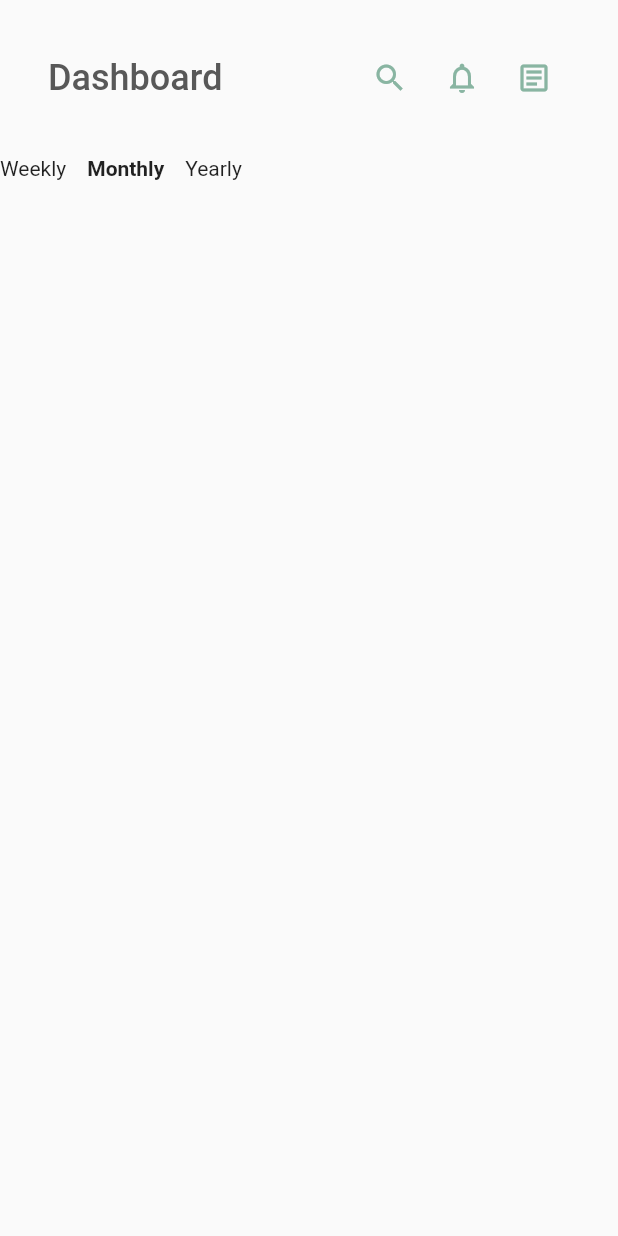
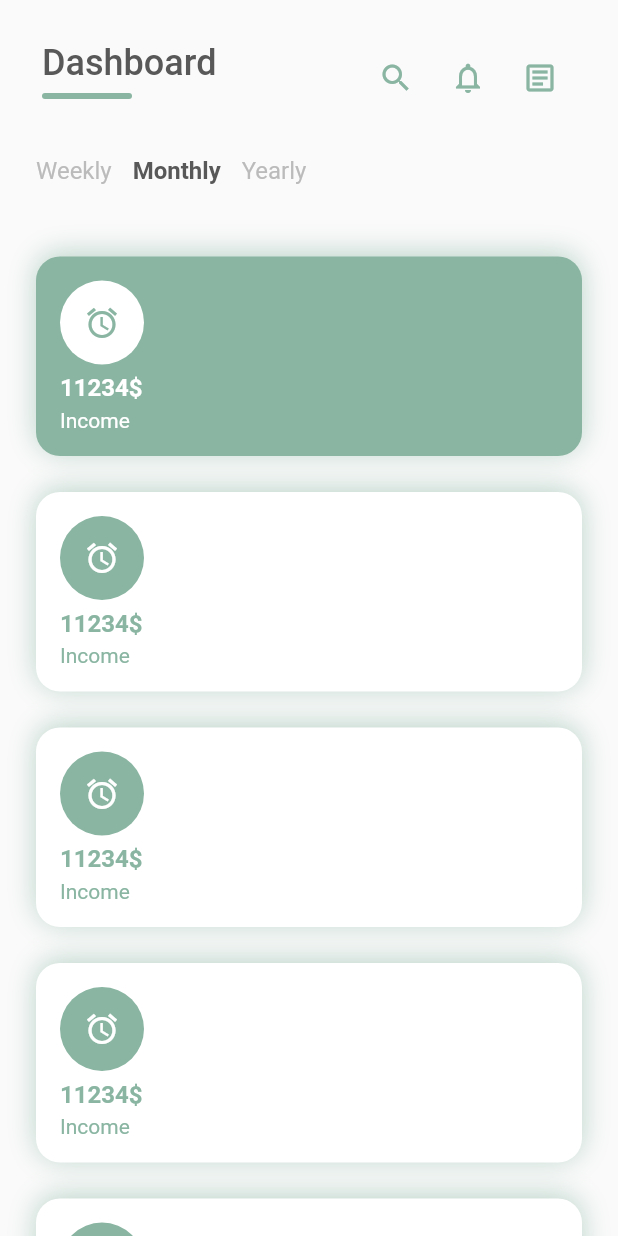
Before and after one commit to camphan12993/store_reponsive_dashboard, a Flutter app: the screen it shows after launch, on a phone screen of 412 x 824 dp. Run offline on Flutter 3.47's test engine with Material 2 defaults, Android fonts, the phone set to English and light mode, and no system bars.

Commit message:
add status card

```diff
--- a/lib/components/dashboard.dart
+++ b/lib/components/dashboard.dart
@@ -1,4 +1,5 @@
 import 'package:flutter/material.dart';
+import 'package:test_web/components/status_card.dart';
 
 class Dashboard extends StatelessWidget {
   const Dashboard({Key? key}) : super(key: key);
@@ -7,14 +8,78 @@ class Dashboard extends StatelessWidget {
   Widget build(BuildContext context) {
     return Column(
       children: [
-
-        Row(children: [
-          Text('Weekly'),
-          SizedBox(width: 14),
-          Text('Monthly', style: TextStyle(fontWeight: FontWeight.bold)),
-          SizedBox(width: 14),
-          Text('Yearly'),
-        ],)
+        Padding(
+          padding: const EdgeInsets.symmetric(horizontal: 24),
+          child: Row(
+            children: [
+              Text(
+                'Weekly',
+                style: TextStyle(
+                    fontSize: 16,
+                    fontWeight: FontWeight.w400,
+                    color: Color(0xffBBBBBB)),
+              ),
+              SizedBox(width: 14),
+              Text('Monthly',
+                  style: TextStyle(
+                      fontSize: 16,
+                      fontWeight: FontWeight.bold,
+                      color: Color(0xff585858))),
+              SizedBox(
+                width: 14,
+              ),
+              Text('Yearly',
+                  style: TextStyle(
+                      fontSize: 16,
+                      fontWeight: FontWeight.w400,
+                      color: Color(0xffBBBBBB))),
+            ],
+          ),
+        ),
+        SizedBox(
+          height: 24,
+        ),
+        Padding(
+          padding: const EdgeInsets.all(24.0),
+          child: Column(
+            crossAxisAlignment: CrossAxisAlignment.stretch,
+            children: [
+              StatusCard(
+                  name: 'Income',
+                  value: 11234,
+                  icon: Icons.access_alarms_outlined,
+                  isSelected: true),
+              SizedBox(
+                height: 24,
+              ),
+              StatusCard(
+                  name: 'Income',
+                  value: 11234,
+                  icon: Icons.access_alarms_outlined),
+              SizedBox(
+                height: 24,
+              ),
+              StatusCard(
+                  name: 'Income',
+                  value: 11234,
+                  icon: Icons.access_alarms_outlined),
+              SizedBox(
+                height: 24,
+              ),
+              StatusCard(
+                  name: 'Income',
+                  value: 11234,
+                  icon: Icons.access_alarms_outlined),
+              SizedBox(
+                height: 24,
+              ),
+              StatusCard(
+                  name: 'Income',
+                  value: 11234,
+                  icon: Icons.access_alarms_outlined)
+            ],
+          ),
+        )
       ],
     );
   }
--- /dev/null
+++ b/lib/components/status_card.dart
@@ -0,0 +1,80 @@
+import 'package:flutter/material.dart';
+
+class StatusCard extends StatelessWidget {
+  final String name;
+  final int value;
+  final IconData icon;
+  final bool isSelected;
+  const StatusCard(
+      {Key? key,
+      required this.name,
+      required this.value,
+      required this.icon,
+      this.isSelected = false})
+      : super(key: key);
+  @override
+  Widget build(BuildContext context) {
+    return Container(
+      decoration: BoxDecoration(
+          boxShadow: [
+            BoxShadow(
+                color: Color.fromRGBO(137, 181, 162, 0.56),
+                blurRadius: 16,
+                spreadRadius: 0,
+                offset: Offset(0, -2))
+          ],
+          borderRadius: BorderRadius.circular(16),
+          color:
+              this.isSelected ? Theme.of(context).primaryColor : Colors.white),
+      child: Padding(
+        padding: const EdgeInsets.all(16.0),
+        child: Column(
+          mainAxisAlignment: MainAxisAlignment.center,
+          crossAxisAlignment: CrossAxisAlignment.start,
+          children: [
+            Container(
+              child: Icon(
+                this.icon,
+                color: this.isSelected
+                    ? Theme.of(context).primaryColor
+                    : Colors.white,
+              ),
+              decoration: BoxDecoration(
+                borderRadius: BorderRadius.circular(50),
+                color: this.isSelected
+                    ? Colors.white
+                    : Theme.of(context).primaryColor,
+              ),
+              width: 56,
+              height: 56,
+            ),
+            SizedBox(
+              height: 6,
+            ),
+            Text(
+              this.value.toString() + '\$',
+              style: TextStyle(
+                  fontSize: 16,
+                  fontWeight: FontWeight.bold,
+                  color: this.isSelected
+                      ? Colors.white
+                      : Theme.of(context).primaryColor),
+            ),
+            SizedBox(
+              height: 4,
+            ),
+            Text(
+              this.name,
+              style: TextStyle(
+                  fontSize: 14,
+                  fontWeight: FontWeight.w400,
+                  color: this.isSelected
+                      ? Colors.white
+                      : Theme.of(context).primaryColor),
+            )
+          ],
+        ),
+      ),
+    );
+  }
+}
--- a/lib/components/topbar.dart
+++ b/lib/components/topbar.dart
@@ -6,16 +6,34 @@ class TopBar extends StatelessWidget {
   @override
   Widget build(BuildContext context) {
     return Padding(
-      padding: const EdgeInsets.symmetric(vertical: 28, horizontal: 32),
+      padding: const EdgeInsets.symmetric(vertical: 28, horizontal: 28),
       child: Row(
-        mainAxisAlignment: MainAxisAlignment.spaceBetween,
-        crossAxisAlignment: CrossAxisAlignment.center,
+        crossAxisAlignment: CrossAxisAlignment.start,
         children: [
-          Text(
-            'Dashboard',
-            style: Theme.of(context).textTheme.headline1,
+          Column(
+            crossAxisAlignment: CrossAxisAlignment.start,
+            children: [
+              Padding(
+                padding: const EdgeInsets.only(bottom: 6),
+                child: Text(
+                  'Dashboard',
+                  style: Theme.of(context).textTheme.headline1,
+                ),
+              ),
+              Container(
+                height: 4,
+                width: 60,
+                decoration: BoxDecoration(
+                    color: Theme.of(context).primaryColor,
+                    borderRadius: BorderRadius.circular(4)),
+              ),
+            ],
           ),
-          Row(children: [
+          Expanded(
+            child: Container(),
+            flex: 1,
+          ),
+          Row(crossAxisAlignment: CrossAxisAlignment.start, children: [
             IconButton(
               icon: Icon(
                 Icons.search,
--- a/lib/pages/main-page.dart
+++ b/lib/pages/main-page.dart
@@ -8,8 +8,14 @@ class MainPage extends StatelessWidget {
   @override
   Widget build(BuildContext context) {
     return Scaffold(
-        body: Column(
-      children: [TopBar(), Expanded(child: Dashboard())],
+        body: SafeArea(
+      child: Container(
+        child: SingleChildScrollView(
+          child: Column(
+            children: [TopBar(), Dashboard()],
+          ),
+        ),
+      ),
     ));
   }
 }
```
